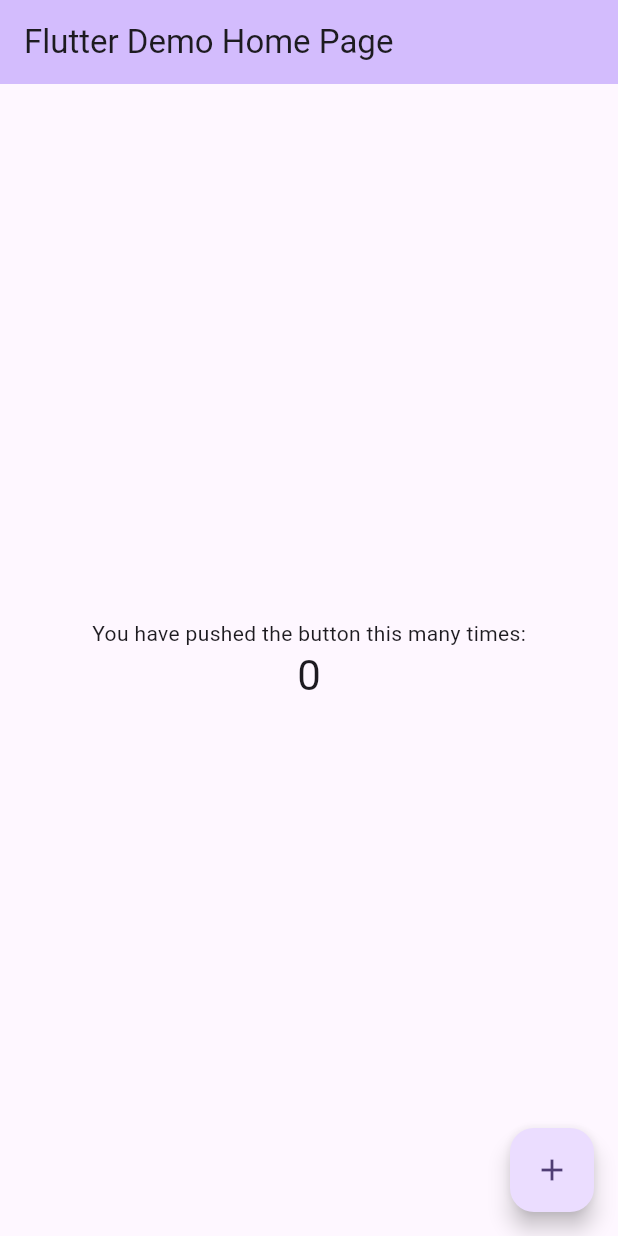
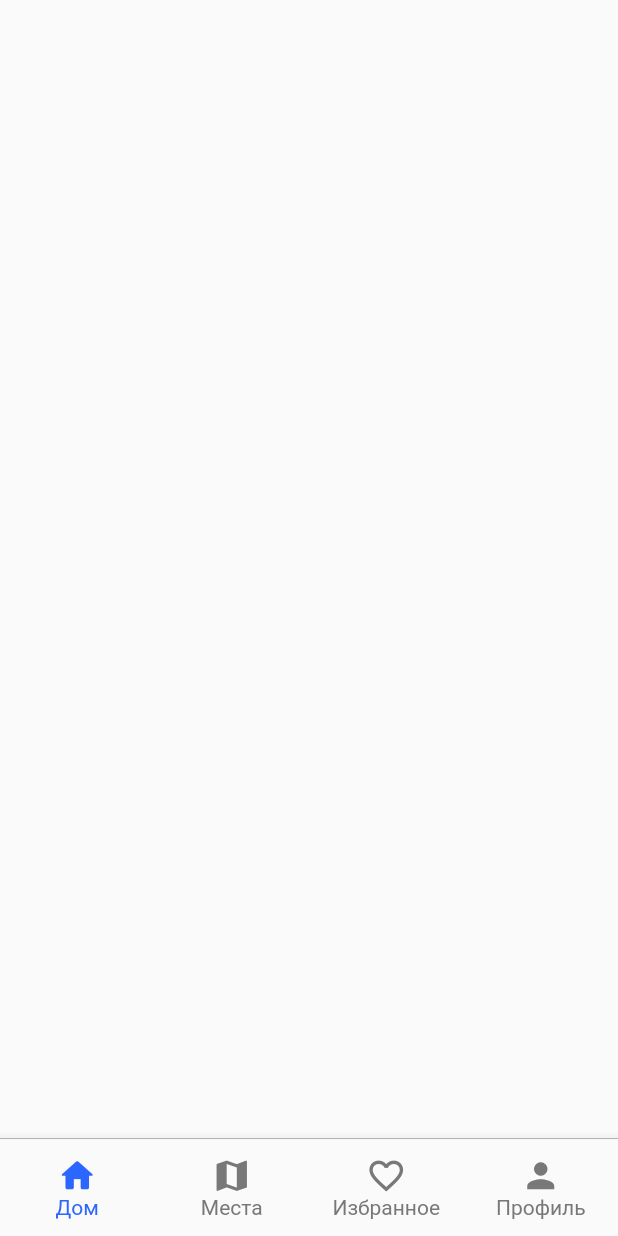
Before and after one commit to ErikBagaev1/ossetia, a Flutter app: the screen it shows after launch, on a phone screen of 412 x 824 dp. Run offline on Flutter 3.47's test engine with Material 2 defaults, Android fonts, the phone set to English and light mode, and no system bars.

Commit message:
BottomNavigationBar

```diff
--- /dev/null
+++ b/lib/BasikDisplay/basik_display.dart
@@ -0,0 +1,78 @@
+import 'package:flutter/material.dart';
+import 'package:ossetia/Theme/theme.dart';
+
+class BasikDisplayWidget extends StatefulWidget {
+  const BasikDisplayWidget({super.key});
+
+  @override
+  State<BasikDisplayWidget> createState() => _BasikDisplayWidgetState();
+}
+
+class _BasikDisplayWidgetState extends State<BasikDisplayWidget> {
+  int _selectedTab = 0;
+  void onSelectedTab(int index) {
+    // ignore: unrelated_type_equality_checks
+    if (onSelectedTab == index) return;
+    setState(() {
+      _selectedTab = index;
+    });
+  }
+
+  @override
+  Widget build(BuildContext context) {
+    return Scaffold(
+      body: IndexedStack(
+        index: _selectedTab,
+
+      ),
+      bottomNavigationBar: Container(
+        height: 65,
+        decoration: const BoxDecoration(
+          border: Border(
+            top: BorderSide(
+              color: grayColor,
+              width: 0.4,
+            ),
+          ),
+        ),
+        child: BottomNavigationBar(
+          type: BottomNavigationBarType.fixed,
+          iconSize: 27,
+          unselectedFontSize: 14,
+          currentIndex: _selectedTab,
+          unselectedItemColor: grayColor,
+          selectedItemColor: blueColor,
+          showSelectedLabels: true,
+          showUnselectedLabels: true,
+          items: const [
+            BottomNavigationBarItem(
+              icon: Icon(
+                Icons.home_rounded,
+              ),
+              label: 'Дом',
+            ),
+            BottomNavigationBarItem(
+              icon: Icon(
+                Icons.map,
+              ),
+              label: 'Места',
+            ),
+            BottomNavigationBarItem(
+              icon: Icon(
+                Icons.favorite_border,
+              ),
+              label: 'Избранное',
+            ),
+            BottomNavigationBarItem(
+              icon: Icon(
+                Icons.person,
+              ),
+              label: 'Профиль',
+            ),
+          ],
+          onTap: (onSelectedTab),
+        ),
+      ),
+    );
+  }
+}
--- /dev/null
+++ b/lib/Theme/theme.dart
@@ -0,0 +1,16 @@
+import 'package:flutter/material.dart';
+
+MaterialColor materialWhite = MaterialColor(0xFFFFFFFF, {
+  50: const Color(0xFFFFFFFF).withOpacity(0.1),
+  100: const Color(0xFFFFFFFF).withOpacity(0.2),
+  200: const Color(0xFFFFFFFF).withOpacity(0.3),
+  300: const Color(0xFFFFFFFF).withOpacity(0.4),
+  400: const Color(0xFFFFFFFF).withOpacity(0.5),
+  500: const Color(0xFFFFFFFF).withOpacity(0.6),
+  600: const Color(0xFFFFFFFF).withOpacity(0.7),
+  700: const Color(0xFFFFFFFF).withOpacity(0.8),
+  800: const Color(0xFFFFFFFF).withOpacity(0.9),
+  900: const Color(0xFFFFFFFF).withOpacity(1.0),
+});
+const grayColor = Color(0xFF787878);
+const blueColor = Color(0xFF2B66FF);
--- a/lib/main.dart
+++ b/lib/main.dart
@@ -1,4 +1,6 @@
 import 'package:flutter/material.dart';
+import 'package:ossetia/BasikDisplay/basik_display.dart';
+import 'package:ossetia/Theme/theme.dart';
 
 void main() {
   runApp(const MyApp());
@@ -11,115 +13,15 @@ class MyApp extends StatelessWidget {
   @override
   Widget build(BuildContext context) {
     return MaterialApp(
-      title: 'Flutter Demo',
+      debugShowCheckedModeBanner: false,
+      title: 'Осетия',
       theme: ThemeData(
-        // This is the theme of your application.
-        //
-        // TRY THIS: Try running your application with "flutter run". You'll see
-        // the application has a blue toolbar. Then, without quitting the app,
-        // try changing the seedColor in the colorScheme below to Colors.green
-        // and then invoke "hot reload" (save your changes or press the "hot
-        // reload" button in a Flutter-supported IDE, or press "r" if you used
-        // the command line to start the app).
-        //
-        // Notice that the counter didn't reset back to zero; the application
-        // state is not lost during the reload. To reset the state, use hot
-        // restart instead.
-        //
-        // This works for code too, not just values: Most code changes can be
-        // tested with just a hot reload.
-        colorScheme: ColorScheme.fromSeed(seedColor: Colors.deepPurple),
-        useMaterial3: true,
+        primarySwatch: materialWhite,
       ),
-      home: const MyHomePage(title: 'Flutter Demo Home Page'),
+      routes: {
+        "/": (context) => const BasikDisplayWidget(),
+      },
+      initialRoute: "/",
     );
   }
 }
-
-class MyHomePage extends StatefulWidget {
-  const MyHomePage({super.key, required this.title});
-
-  // This widget is the home page of your application. It is stateful, meaning
-  // that it has a State object (defined below) that contains fields that affect
-  // how it looks.
-
-  // This class is the configuration for the state. It holds the values (in this
-  // case the title) provided by the parent (in this case the App widget) and
-  // used by the build method of the State. Fields in a Widget subclass are
-  // always marked "final".
-
-  final String title;
-
-  @override
-  State<MyHomePage> createState() => _MyHomePageState();
-}
-
-class _MyHomePageState extends State<MyHomePage> {
-  int _counter = 0;
-
-  void _incrementCounter() {
-    setState(() {
-      // This call to setState tells the Flutter framework that something has
-      // changed in this State, which causes it to rerun the build method below
-      // so that the display can reflect the updated values. If we changed
-      // _counter without calling setState(), then the build method would not be
-      // called again, and so nothing would appear to happen.
-      _counter++;
-    });
-  }
-
-  @override
-  Widget build(BuildContext context) {
-    // This method is rerun every time setState is called, for instance as done
-    // by the _incrementCounter method above.
-    //
-    // The Flutter framework has been optimized to make rerunning build methods
-    // fast, so that you can just rebuild anything that needs updating rather
-    // than having to individually change instances of widgets.
-    return Scaffold(
-      appBar: AppBar(
-        // TRY THIS: Try changing the color here to a specific color (to
-        // Colors.amber, perhaps?) and trigger a hot reload to see the AppBar
-        // change color while the other colors stay the same.
-        backgroundColor: Theme.of(context).colorScheme.inversePrimary,
-        // Here we take the value from the MyHomePage object that was created by
-        // the App.build method, and use it to set our appbar title.
-        title: Text(widget.title),
-      ),
-      body: Center(
-        // Center is a layout widget. It takes a single child and positions it
-        // in the middle of the parent.
-        child: Column(
-          // Column is also a layout widget. It takes a list of children and
-          // arranges them vertically. By default, it sizes itself to fit its
-          // children horizontally, and tries to be as tall as its parent.
-          //
-          // Column has various properties to control how it sizes itself and
-          // how it positions its children. Here we use mainAxisAlignment to
-          // center the children vertically; the main axis here is the vertical
-          // axis because Columns are vertical (the cross axis would be
-          // horizontal).
-          //
-          // TRY THIS: Invoke "debug painting" (choose the "Toggle Debug Paint"
-          // action in the IDE, or press "p" in the console), to see the
-          // wireframe for each widget.
-          mainAxisAlignment: MainAxisAlignment.center,
-          children: <Widget>[
-            const Text(
-              'You have pushed the button this many times:',
-            ),
-            Text(
-              '$_counter',
-              style: Theme.of(context).textTheme.headlineMedium,
-            ),
-          ],
-        ),
-      ),
-      floatingActionButton: FloatingActionButton(
-        onPressed: _incrementCounter,
-        tooltip: 'Increment',
-        child: const Icon(Icons.add),
-      ), // This trailing comma makes auto-formatting nicer for build methods.
-    );
-  }
-}
```
